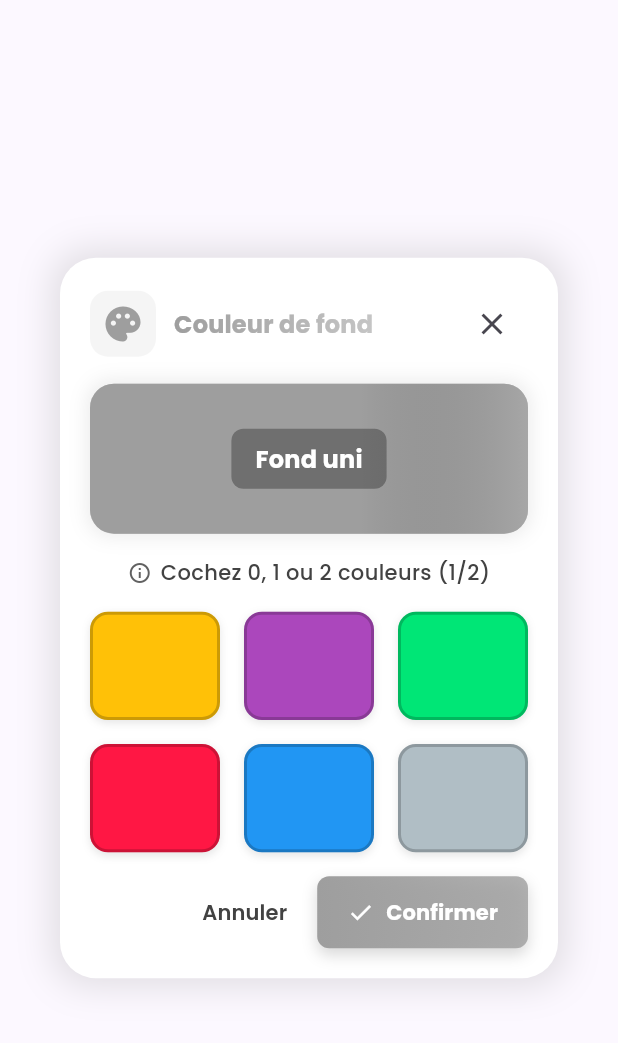
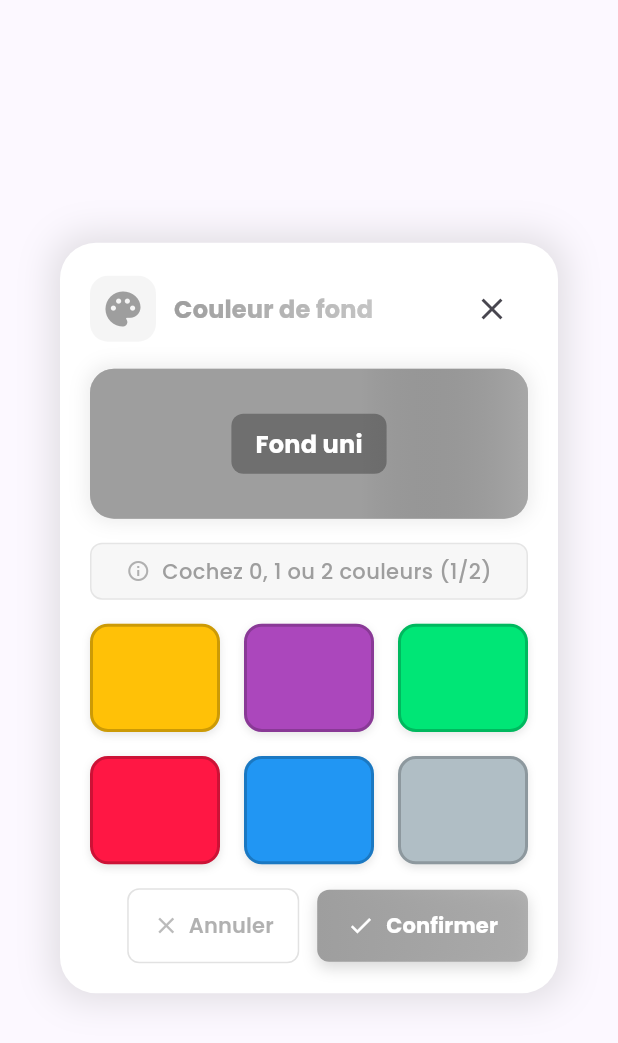
Before and after one commit to Jbijjer/lorcana_lore_counter, a Flutter app: the ColorPickerDialog widget shown alone on an empty page, opened directly with empty values, on a phone screen of 412 x 824 dp. Shown: the top 1043 px of the screen. Run offline on Flutter 3.47's test engine with Material 3 defaults, Android fonts, the phone set to English and light mode, and no system bars; our stand-ins replace flutter_riverpod, flutter_svg, freezed_annotation, google_fonts, hive, hive_flutter and 2 more; accounts and stored records are empty; generated files the repository leaves out were written again.

Commit message:
🎨 Adapter le dialogue de sélection de couleur au thème de l'app
- Améliorer le texte d'info avec la couleur du joueur et un conteneur stylisé
- Styliser le bouton Annuler avec bordure et icône cohérentes au thème
- Améliorer l'aperçu "Couleur aléatoire" avec un gradient animé des 6 couleurs Lorcana

```diff
--- a/lib/features/game/presentation/widgets/color_picker_dialog.dart
+++ b/lib/features/game/presentation/widgets/color_picker_dialog.dart
@@ -83,11 +83,29 @@ class _ColorPickerDialogState extends State<ColorPickerDialog>
         return Stack(
           children: [
             if (_selectedColors.isEmpty)
-              // Aucune couleur sélectionnée - montrer un aperçu aléatoire
+              // Aucune couleur sélectionnée - montrer un aperçu aléatoire avec gradient animé
               Container(
                 height: 100,
                 decoration: BoxDecoration(
                   borderRadius: BorderRadius.circular(16),
+                  gradient: LinearGradient(
+                    begin: Alignment(
+                      -1.0 + (shimmerController.value * 2),
+                      -1.0,
+                    ),
+                    end: Alignment(
+                      1.0 + (shimmerController.value * 2),
+                      1.0,
+                    ),
+                    colors: [
+                      AppTheme.lorcanaColors[0].withValues(alpha: 0.3),
+                      AppTheme.lorcanaColors[1].withValues(alpha: 0.3),
+                      AppTheme.lorcanaColors[2].withValues(alpha: 0.3),
+                      AppTheme.lorcanaColors[3].withValues(alpha: 0.3),
+                      AppTheme.lorcanaColors[4].withValues(alpha: 0.3),
+                      AppTheme.lorcanaColors[5].withValues(alpha: 0.3),
+                    ],
+                  ),
                   border: Border.all(
                     color: widget.playerColor.withValues(alpha: 0.5),
                     width: 3,
@@ -101,15 +119,30 @@ class _ColorPickerDialogState extends State<ColorPickerDialog>
                   ],
                 ),
                 child: Center(
-                  child: Column(
-                    mainAxisAlignment: MainAxisAlignment.center,
+                  child: Container(
+                    padding: const EdgeInsets.symmetric(
+                      horizontal: 16,
+                      vertical: 8,
+                    ),
+                    decoration: BoxDecoration(
+                      color: AppTheme.pureWhite.withValues(alpha: 0.9),
+                      borderRadius: BorderRadius.circular(8),
+                      boxShadow: [
+                        BoxShadow(
+                          color: widget.playerColor.withValues(alpha: 0.2),
+                          blurRadius: 8,
+                        ),
+                      ],
+                    ),
+                    child: Row(
+                      mainAxisSize: MainAxisSize.min,
                       children: [
                         Icon(
                           Icons.shuffle,
-                        size: 32,
+                          size: 24,
                           color: widget.playerColor,
                         ),
-                      const SizedBox(height: 8),
+                        const SizedBox(width: 8),
                         Text(
                           'Couleur aléatoire',
                           style: Theme.of(context).textTheme.titleMedium?.copyWith(
@@ -118,6 +151,7 @@ class _ColorPickerDialogState extends State<ColorPickerDialog>
                               ),
                         ),
                       ],
+                    ),
                   ),
                 ),
               )
@@ -263,23 +297,34 @@ class _ColorPickerDialogState extends State<ColorPickerDialog>
             const SizedBox(height: 16),
 
             // Info sur la sélection
-            Row(
+            Container(
+              padding: const EdgeInsets.symmetric(horizontal: 12, vertical: 8),
+              decoration: BoxDecoration(
+                color: widget.playerColor.withValues(alpha: 0.08),
+                borderRadius: BorderRadius.circular(8),
+                border: Border.all(
+                  color: widget.playerColor.withValues(alpha: 0.2),
+                ),
+              ),
+              child: Row(
+                mainAxisSize: MainAxisSize.min,
                 mainAxisAlignment: MainAxisAlignment.center,
                 children: [
                   Icon(
                     Icons.info_outline,
                     size: 16,
-                  color: Colors.grey[700],
+                    color: widget.playerColor.withValues(alpha: 0.8),
                   ),
-                const SizedBox(width: 6),
+                  const SizedBox(width: 8),
                   Text(
                     'Cochez 0, 1 ou 2 couleurs (${_selectedColors.length}/2)',
                     style: Theme.of(context).textTheme.bodyMedium?.copyWith(
-                        color: Colors.grey[800],
+                          color: widget.playerColor,
                           fontWeight: FontWeight.w500,
                         ),
                   ),
                 ],
+              ),
             ),
 
             const SizedBox(height: 16),
@@ -372,20 +417,45 @@ class _ColorPickerDialogState extends State<ColorPickerDialog>
             Row(
               mainAxisAlignment: MainAxisAlignment.end,
               children: [
-                TextButton(
+                Container(
+                  decoration: BoxDecoration(
+                    borderRadius: BorderRadius.circular(8),
+                    border: Border.all(
+                      color: widget.playerColor.withValues(alpha: 0.3),
+                    ),
+                  ),
+                  child: TextButton(
                     onPressed: () {
                       HapticUtils.light();
                       Navigator.of(context).pop();
                     },
-                  child: Text(
+                    style: TextButton.styleFrom(
+                      padding: const EdgeInsets.symmetric(
+                        horizontal: 16,
+                        vertical: 8,
+                      ),
+                    ),
+                    child: Row(
+                      mainAxisSize: MainAxisSize.min,
+                      children: [
+                        Icon(
+                          Icons.close,
+                          size: 18,
+                          color: widget.playerColor.withValues(alpha: 0.7),
+                        ),
+                        const SizedBox(width: 6),
+                        Text(
                           'Annuler',
                           style: TextStyle(
-                      color: Colors.grey[800],
+                            color: widget.playerColor.withValues(alpha: 0.8),
                             fontWeight: FontWeight.w600,
                           ),
                         ),
+                      ],
                     ),
-                const SizedBox(width: 8),
+                  ),
+                ),
+                const SizedBox(width: 12),
                 _buildConfirmButton(),
               ],
             ),
```
Lines whose indentation alone changed are shown as unchanged.
